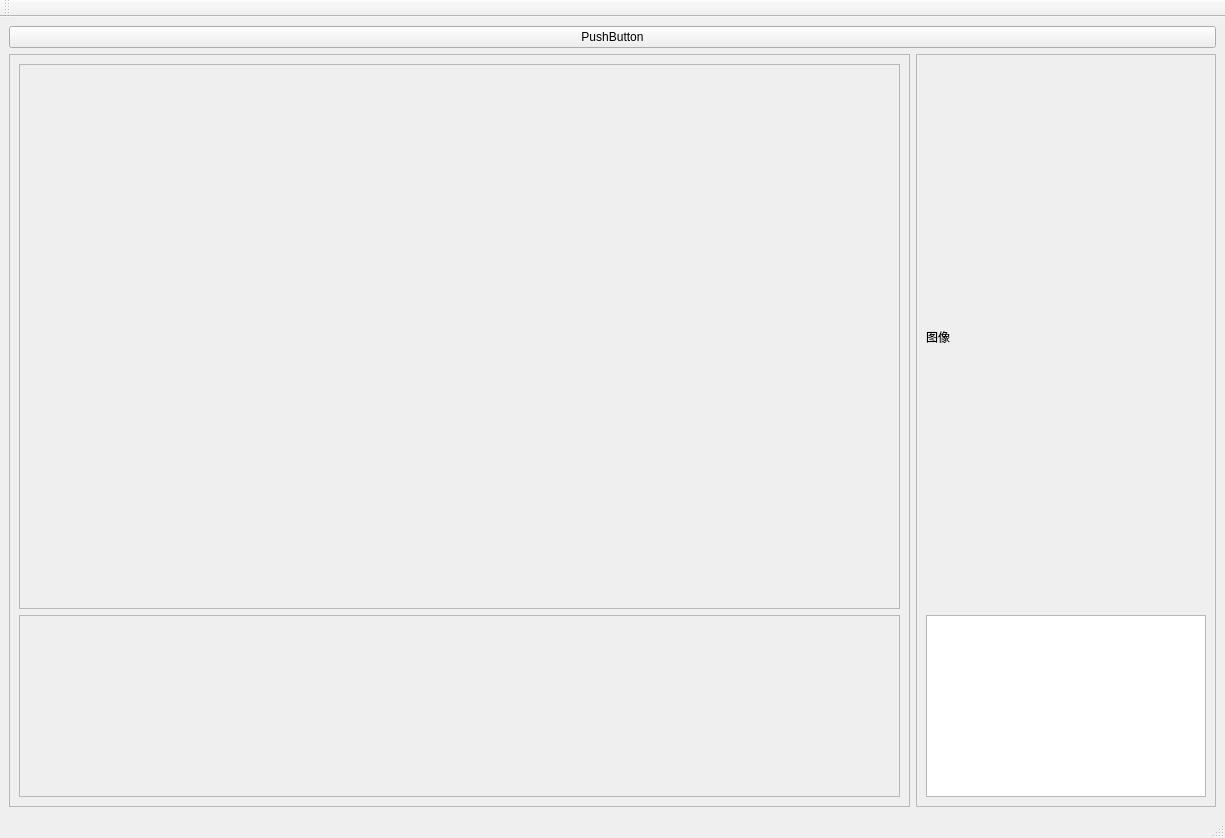
This is gui.ui in wqhot/ZNTKGUI as Qt 5 draws it before an edit. The edited form follows.
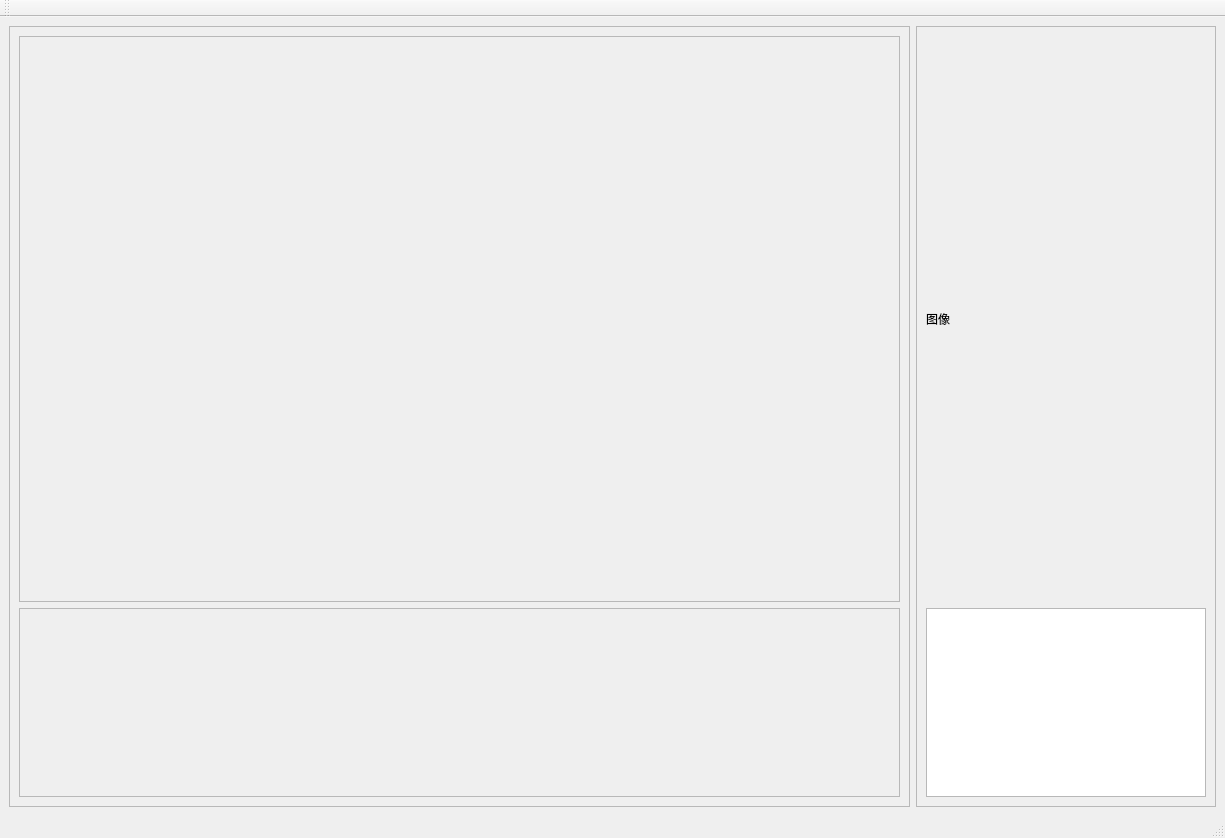
This is the edited form.

Commit message: 界面调整

Diff of the .ui file:
```diff
--- a/gui.ui
+++ b/gui.ui
@@ -17,13 +17,6 @@
    <layout class="QVBoxLayout" name="verticalLayout_2">
     <item>
      <layout class="QVBoxLayout" name="verticalLayout">
-      <item>
-       <widget class="QPushButton" name="pushButton">
-        <property name="text">
-         <string>PushButton</string>
-        </property>
-       </widget>
-      </item>
       <item>
        <layout class="QHBoxLayout" name="horizontalLayout">
         <item>
```
The commit also changes 5 other files.
